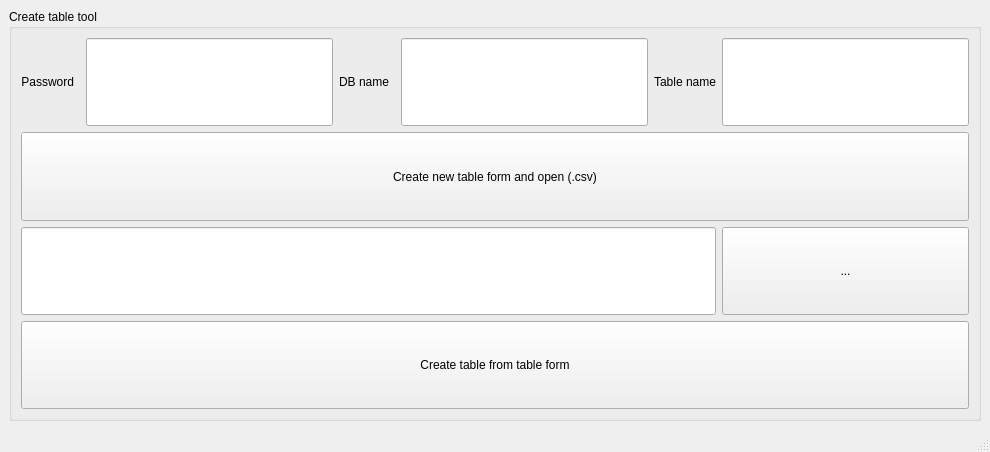
Before: the Qt Designer form gui/main.ui in aojiswag/mysqltools, drawn with Qt 5.
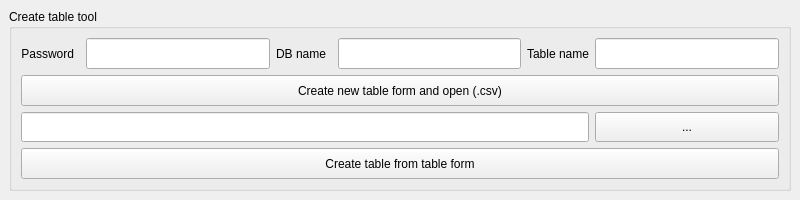
After: the same form once the commit is applied.

```diff
--- a/gui/main.ui
+++ b/gui/main.ui
@@ -6,16 +6,43 @@
    <rect>
     <x>0</x>
     <y>0</y>
-    <width>990</width>
-    <height>452</height>
+    <width>800</width>
+    <height>200</height>
    </rect>
   </property>
+  <property name="sizePolicy">
+   <sizepolicy hsizetype="Fixed" vsizetype="Fixed">
+    <horstretch>0</horstretch>
+    <verstretch>0</verstretch>
+   </sizepolicy>
+  </property>
+  <property name="minimumSize">
+   <size>
+    <width>800</width>
+    <height>200</height>
+   </size>
+  </property>
+  <property name="maximumSize">
+   <size>
+    <width>800</width>
+    <height>200</height>
+   </size>
+  </property>
   <property name="cursor">
    <cursorShape>ArrowCursor</cursorShape>
   </property>
   <property name="windowTitle">
    <string>MainWindow</string>
   </property>
+  <property name="toolButtonStyle">
+   <enum>Qt::ToolButtonIconOnly</enum>
+  </property>
+  <property name="animated">
+   <bool>true</bool>
+  </property>
+  <property name="documentMode">
+   <bool>false</bool>
+  </property>
   <widget class="QWidget" name="centralwidget">
    <layout class="QGridLayout" name="gridLayout">
     <item row="0" column="0">
@@ -159,17 +186,6 @@
     </item>
    </layout>
   </widget>
-  <widget class="QMenuBar" name="menubar">
-   <property name="geometry">
-    <rect>
-     <x>0</x>
-     <y>0</y>
-     <width>990</width>
-     <height>22</height>
-    </rect>
-   </property>
-  </widget>
-  <widget class="QStatusBar" name="statusbar"/>
  </widget>
  <resources/>
  <connections/>
```
Left out of the diff: 3 changed lines with no effect on the pictures.
